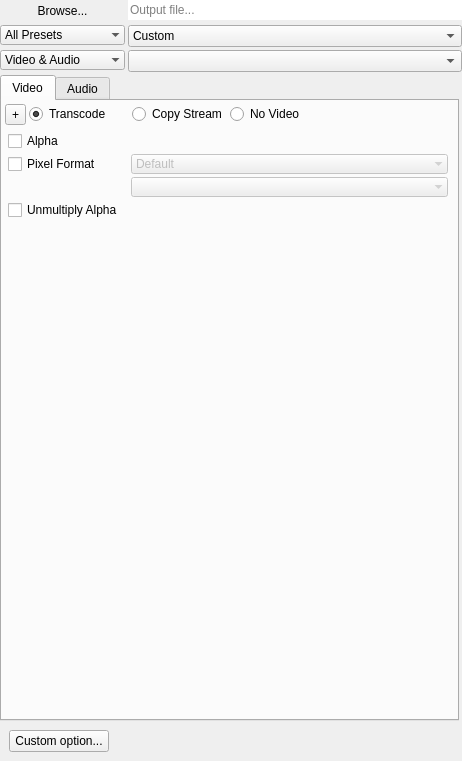
Above: src/UI/outputwidget.ui from RxLaboratory/DuME before the change. Below: the same form after it.
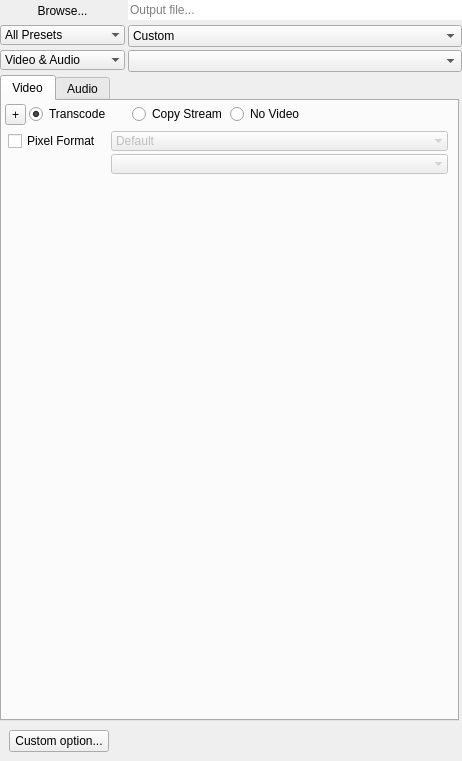
That is the form after the change.

Commit message: implemented alpha block

What changed in the file:
```diff
--- a/src/UI/outputwidget.ui
+++ b/src/UI/outputwidget.ui
@@ -395,19 +395,6 @@
                <number>3</number>
               </property>
               <item row="0" column="0">
-               <widget class="QCheckBox" name="alphaButton">
-                <property name="minimumSize">
-                 <size>
-                  <width>100</width>
-                  <height>0</height>
-                 </size>
-                </property>
-                <property name="text">
-                 <string>Alpha</string>
-                </property>
-               </widget>
-              </item>
-              <item row="1" column="0">
                <widget class="QCheckBox" name="pixFmtButton">
                 <property name="minimumSize">
                  <size>
@@ -420,7 +407,7 @@
                 </property>
                </widget>
               </item>
-              <item row="1" column="1">
+              <item row="0" column="1">
                <widget class="QWidget" name="pixFmtWidget" native="true">
                 <property name="enabled">
                  <bool>false</bool>
@@ -481,19 +468,6 @@
                 </layout>
                </widget>
               </item>
-              <item row="2" column="0">
-               <widget class="QCheckBox" name="unmultButton">
-                <property name="minimumSize">
-                 <size>
-                  <width>120</width>
-                  <height>0</height>
-                 </size>
-                </property>
-                <property name="text">
-                 <string>Unmultiply Alpha</string>
-                </property>
-               </widget>
-              </item>
              </layout>
             </widget>
            </item>
```
Left out of the diff: 14 changed lines with no effect on the pictures. The commit also changes 10 other files.
